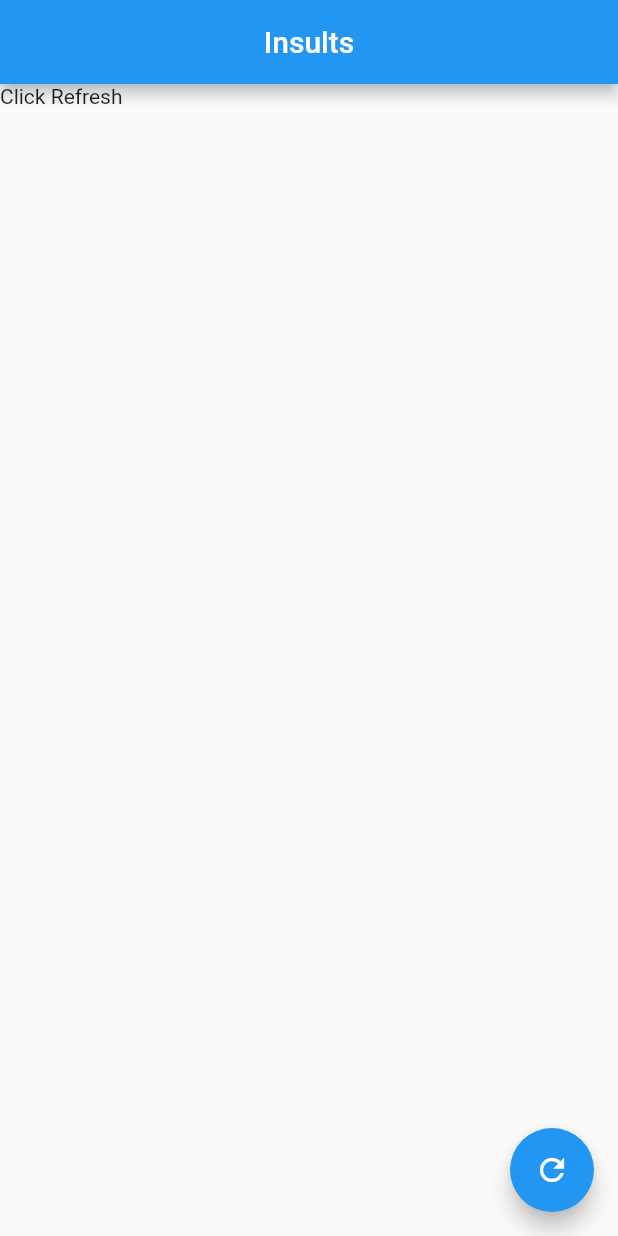
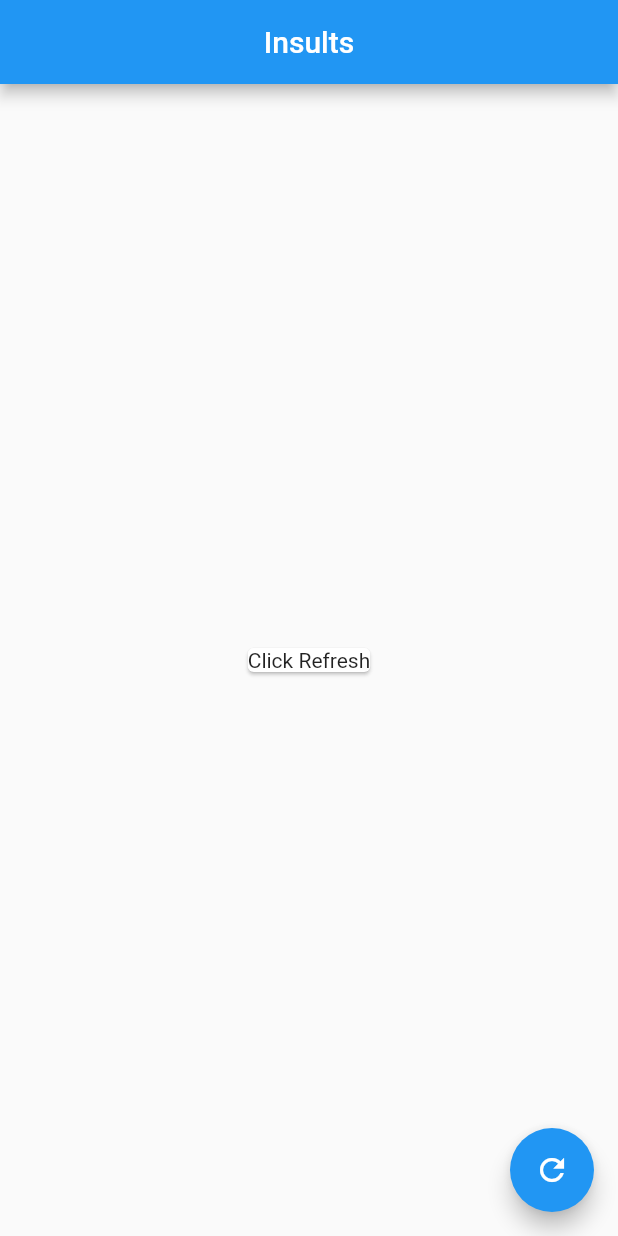
Before and after one commit to nishanthoblirajan/insults, a Flutter app: the screen it shows after launch, on a phone screen of 412 x 824 dp. Run offline on Flutter 3.47's test engine with Material 2 defaults, Android fonts, the phone set to English and light mode, and no system bars.

Commit message:
card view added

```diff
--- a/lib/main.dart
+++ b/lib/main.dart
@@ -52,7 +52,7 @@ class _MyHomePageState extends State<MyHomePage> {
 
       },
       child: Icon(Icons.refresh),),
-      body: Text(text),
+      body: Center(child: Card(child: Text(text))),
     );
   }
 }
```
